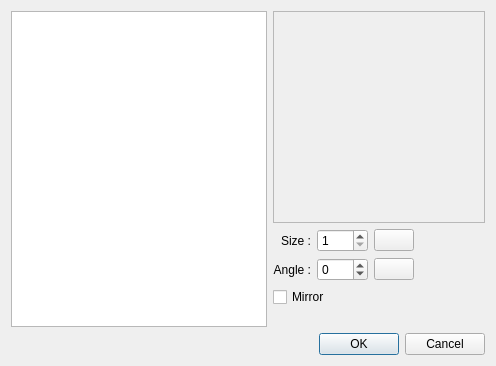
michjans/routegen, file src/vehicledialog.ui: the form before one commit.
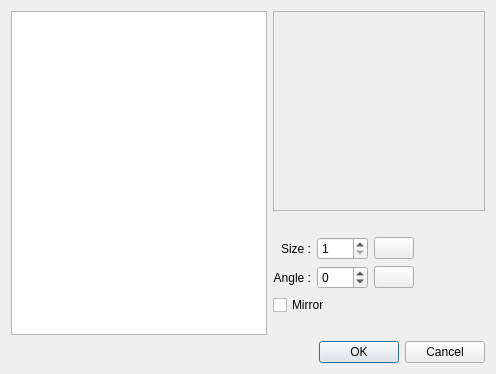
The form after the commit. Icons and pictures are not drawn.

Commit message: Center vehicle in dialog+ draw arrow

What changed in the file:
```diff
--- a/src/vehicledialog.ui
+++ b/src/vehicledialog.ui
@@ -57,7 +57,7 @@
          <property name="sizeConstraint">
           <enum>QLayout::SetDefaultConstraint</enum>
          </property>
-         <item row="3" column="3">
+         <item row="4" column="3">
           <spacer name="horizontalSpacer_2">
            <property name="orientation">
             <enum>Qt::Horizontal</enum>
@@ -90,6 +90,9 @@
            <property name="frameShadow">
             <enum>QFrame::Sunken</enum>
            </property>
+           <property name="alignment">
+            <set>Qt::AlignCenter</set>
+           </property>
           </widget>
          </item>
          <item row="0" column="0">
@@ -105,6 +108,16 @@
            </property>
           </spacer>
          </item>
+         <item row="3" column="3">
+          <widget class="QLabel" name="arrowPix">
+           <property name="text">
+            <string/>
+           </property>
+           <property name="alignment">
+            <set>Qt::AlignCenter</set>
+           </property>
+          </widget>
+         </item>
         </layout>
        </item>
        <item>
```
The commit also changes 1 other file.
